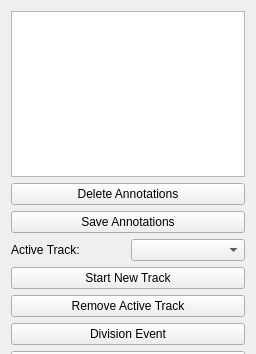
Above: ilastik/applets/tracking/annotations/drawer.ui from ilastik/ilastik before the change; both pictures show x 0 to 256 and y 0 to 354 of the 256 by 1118 pixel window. Below: the same form after it.
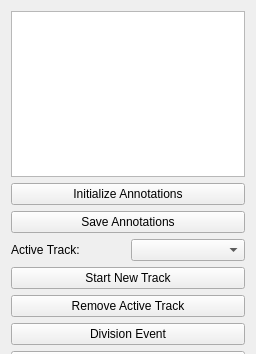
That is the form after the change. Custom widgets are drawn as their Qt base class.

Commit message: Arc and Node labels defined.

The edit to the form file:
```diff
--- a/ilastik/applets/tracking/annotations/drawer.ui
+++ b/ilastik/applets/tracking/annotations/drawer.ui
@@ -43,7 +43,7 @@
         <bool>true</bool>
        </property>
        <property name="text">
-        <string>Delete Annotations</string>
+        <string>Initialize Annotations</string>
        </property>
       </widget>
      </item>
```
Left out of the diff: 13 changed lines with no effect on the pictures. The commit also changes 2 other files.
